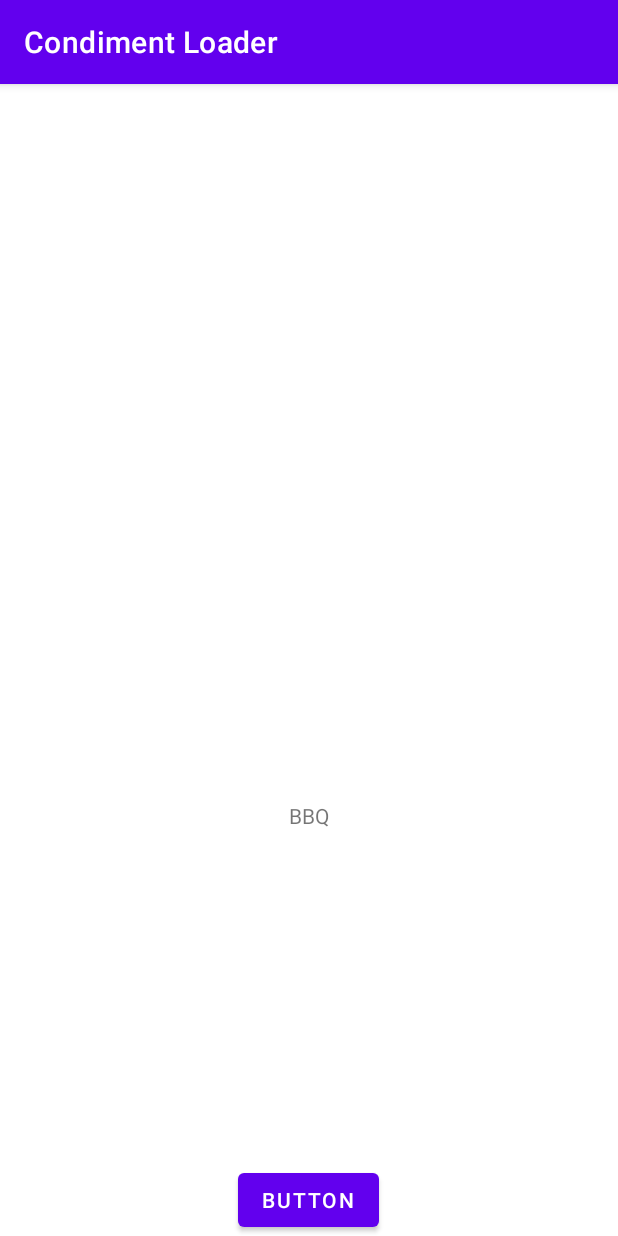
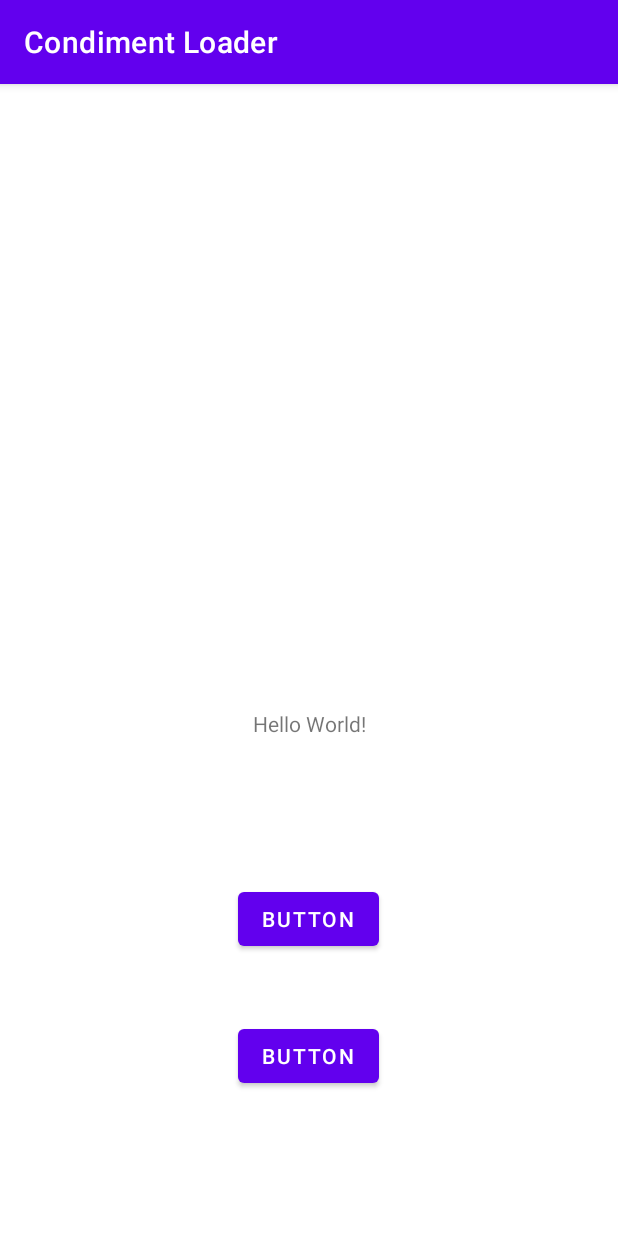
Before and after one commit to CalebEpps/CS490-SeniorSem, an Android app: the screen it shows after launch (MainActivity), after a tap on "BUTTON", on a phone screen of 412 x 824 dp. Run offline under Robolectric (Android 15) with nearby library versions, the phone set to English and light mode, and no system bars; 9 statements that could not run were skipped.

Commit message:
Implemented to load and run model with added dependencies and imports

```diff
--- a/app/src/main/java/com/example/loadimage/MainActivity.java
+++ b/app/src/main/java/com/example/loadimage/MainActivity.java
@@ -3,32 +3,62 @@ package com.example.loadimage;
 // This is importing the necessary libraries for the activity.
 import androidx.activity.result.ActivityResultCallback;
 import androidx.activity.result.ActivityResultLauncher;
-import androidx.activity.result.contract.ActivityResultContract;
 import androidx.activity.result.contract.ActivityResultContracts;
 import androidx.appcompat.app.AppCompatActivity;
 
 import android.graphics.Bitmap;
+import android.graphics.BitmapFactory;
 import android.net.Uri;
 import android.os.Bundle;
 import android.provider.MediaStore;
+import android.text.TextUtils;
 import android.view.View;
 import android.widget.Button;
 import android.widget.ImageView;
 import android.widget.TextView;
 
 import java.io.IOException;
+import java.nio.ByteBuffer;
+import java.nio.ByteOrder;
+import java.nio.FloatBuffer;
 import java.util.ArrayList;
 import java.util.Random;
+
+import org.pytorch.IValue;
+import org.pytorch.Module;
+import org.pytorch.Tensor;
+//import org.pytorch.IValue;
+//import org.pytorch.torchvision.TensorImageUtils;
 
 public class MainActivity extends AppCompatActivity {
     // Declaring the variables for the buttons and textview.
     Button loadBtn;
+    Button classifybtn;
     ImageView img;
     TextView rndm;
     Bitmap bm;
 
+    ActivityResultLauncher<String> launcher;
 
-    ActivityResultLauncher<String> launcher;
+    public static class ClassLabels {
+        private static final String[] LABELS = {
+                "T-shirt/top",
+                "Trouser",
+                "Pullover",
+                "Dress",
+                "Coat",
+                "Sandal",
+                "Shirt",
+                "Sneaker",
+                "Bag",
+                "Ankle boot"
+        };
+
+        public static String getRandomLabel() {
+            Random random = new Random();
+            return LABELS[random.nextInt(LABELS.length)];
+        }
+    }
 
 
 
@@ -41,8 +71,10 @@ public class MainActivity extends AppCompatActivity {
 
         // This is getting the buttons and textview from the xml file.
         loadBtn = findViewById(R.id.load_btn);
+        classifybtn= findViewById(R.id.classify_btn);
         img= findViewById(R.id.loadImage);
         rndm= findViewById(R.id.loadText);
+
 
         // This is registering the launcher for the activity result.
         launcher = registerForActivityResult(new ActivityResultContracts.GetContent(), new ActivityResultCallback<Uri>() {
@@ -51,6 +83,7 @@ public class MainActivity extends AppCompatActivity {
             @Override
             public void onActivityResult(Uri uri) {
                 try {
+
                     bm = MediaStore.Images.Media.getBitmap(getContentResolver(),uri);
                     img.setImageBitmap(bm);
                 } catch (IOException e) {
@@ -65,14 +98,69 @@ public class MainActivity extends AppCompatActivity {
             @Override
             public void onClick(View view) {
                 launcher.launch("image/*");
-                rndm.setText(randomStringGen());
+
             }
         });
 
 
 
+            Module module = Module.load("model.pth");
+          //  IValue output.forward(IValue.from(InputTensor));
+       // Tensor inputTensor = TensorImageUtils.bitmapToFloat32Tensor(bm, TensorImageUtils.TORCHVISION_NORM_MEAN_RGB,TensorImageUtils.TORCHVISION_NORM_STD_RGB);
+        //converting img to a bitmap then to a tensor
+        //Bitmap bitmap = Bitmap.createBitmap(img.getWidth(), img.getHeight(), Bitmap.Config.ARGB_8888);
+        ByteBuffer byteBuffer = ByteBuffer.allocate(bm.getByteCount());
+        bm.copyPixelsToBuffer(byteBuffer);
+        byte[] byteArray = byteBuffer.array();
 
+        long[] shape = {1, bm.getHeight(), bm.getWidth(), 3}; // assuming RGB image
+        long[] inputShape = {1, 3, 28, 28}; // assuming input shape is (batch_size, num_channels, height, width)
+        long[] outputShape = {1, 1000}; // assuming output shape is (batch_size, num_classes)
+
+        // Convert the input image to a PyTorch tensor
+        Tensor inputTensor = Tensor.fromBlob(byteBuffer, inputShape);
+
+        // Call the model on the input tensor and obtain the output tensor
+        Tensor outputTensor = module.forward(IValue.from(inputTensor)).toTensor();
+
+        // Convert the output tensor to a Java float array
+        float[] outputArray = outputTensor.getDataAsFloatArray();
+
+        int predictedIndex = getMaxIndex(outputArray);
+        //FloatBuffer floatBuffer = ByteBuffer.wrap(byteArray).order(ByteOrder.nativeOrder()).asFloatBuffer();
+        //Tensor tensor = Tensor.fromBlob(floatBuffer, shape);
+
+        classifybtn.setOnClickListener(new View.OnClickListener(){
+            public void onClick(View view){
+                try{
+
+                    //MobilenetV110224Quant module = MobilenetV110224Quant(model.pth);
+                    //Module module = Module.load(assetFilePath(this,"model.pth"));
+                } catch (Exception e) {
+                    throw new RuntimeException(e);
+                }
+
+                rndm.setText(ClassLabels.getRandomLabel());
+
+
+
+
+            }
+        });
     }
+
+    private int getMaxIndex(float[] outputArray) {
+        int maxIndex = 0;
+        float maxScore = -Float.MAX_VALUE;
+        for (int i = 0; i < outputArray.length; i++) {
+            if (outputArray[i] > maxScore) {
+                maxIndex = i;
+                maxScore = outputArray[i];
+            }
+        }
+        return maxIndex;
+    }
+
 
     /**
      * This function creates an ArrayList of strings, creates a random number generator, adds 5 strings
@@ -80,19 +168,8 @@ public class MainActivity extends AppCompatActivity {
      *
      * @return A random string from the arraylist
      */
-    public String randomStringGen (){
-        ArrayList<String> r_strings= new ArrayList<>();
-        Random ran = new Random();
-
-        r_strings.add("Ketchup");
-        r_strings.add("Mustard");
-        r_strings.add("Mayonnaise");
-        r_strings.add("Salsa");
-        r_strings.add("BBQ");
-        r_strings.add("Cheese");
 
 
-        return r_strings.get(ran.nextInt(r_strings.size()));
-    }
+
 
 }
--- a/app/src/main/res/layout/activity_main.xml
+++ b/app/src/main/res/layout/activity_main.xml
@@ -16,10 +16,38 @@
         app:layout_constraintEnd_toEndOf="parent"
         app:layout_constraintStart_toStartOf="parent"
         app:layout_constraintTop_toTopOf="parent"
-        app:layout_constraintVertical_bias="0.45" />
+        app:layout_constraintVertical_bias="0.326" />
 
     <Button
         android:id="@+id/load_btn"
+        android:layout_width="wrap_content"
+        android:layout_height="wrap_content"
+        android:layout_marginBottom="164dp"
+        android:text="Button"
+        app:layout_constraintBottom_toBottomOf="parent"
+        app:layout_constraintEnd_toEndOf="parent"
+        app:layout_constraintHorizontal_bias="0.498"
+        app:layout_constraintStart_toStartOf="parent"
+        app:layout_constraintTop_toBottomOf="@+id/loadText"
+        app:layout_constraintVertical_bias="0.803" />
+
+    <ImageView
+        android:id="@+id/loadImage"
+        android:layout_width="wrap_content"
+        android:layout_height="wrap_content"
+        android:layout_marginStart="147dp"
+        android:layout_marginTop="136dp"
+        android:layout_marginEnd="136dp"
+        app:layout_constraintBottom_toTopOf="@+id/loadText"
+        app:layout_constraintEnd_toEndOf="parent"
+        app:layout_constraintHorizontal_bias="0.0"
+        app:layout_constraintStart_toStartOf="parent"
+        app:layout_constraintTop_toTopOf="parent"
+        app:layout_constraintVertical_bias="0.078"
+        tools:srcCompat="@tools:sample/avatars" />
+
+    <Button
+        android:id="@+id/classify_btn"
         android:layout_width="wrap_content"
         android:layout_height="wrap_content"
         android:text="Button"
@@ -27,21 +55,7 @@
         app:layout_constraintEnd_toEndOf="parent"
         app:layout_constraintHorizontal_bias="0.498"
         app:layout_constraintStart_toStartOf="parent"
-        app:layout_constraintTop_toBottomOf="@+id/textView"
-        app:layout_constraintVertical_bias="0.095" />
-
-    <ImageView
-        android:id="@+id/loadImage"
-        android:layout_width="wrap_content"
-        android:layout_height="wrap_content"
-        android:layout_marginStart="147dp"
-        android:layout_marginTop="32dp"
-        android:layout_marginEnd="136dp"
-        android:layout_marginBottom="32dp"
-        app:layout_constraintBottom_toTopOf="@+id/textView"
-        app:layout_constraintEnd_toEndOf="parent"
-        app:layout_constraintStart_toStartOf="parent"
-        app:layout_constraintTop_toTopOf="parent"
-        tools:srcCompat="@tools:sample/avatars" />
+        app:layout_constraintTop_toBottomOf="@+id/load_btn"
+        app:layout_constraintVertical_bias="0.312" />
 
 </androidx.constraintlayout.widget.ConstraintLayout>
```
Also changed, not shown: app/build.gradle (+13 -1 lines), settings.gradle (+9 -0 lines).
